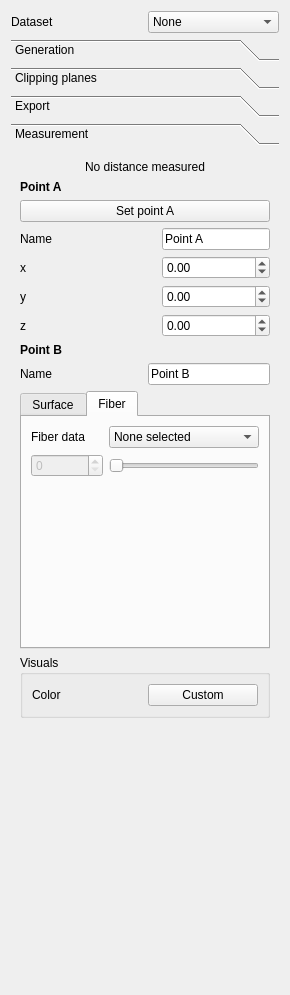
Old version of the form branches/smeesters/plugins/testing/smeesters/IsosurfaceVisualization/IsosurfaceVisualization.ui in the repository BackupTheBerlios/viste-tool-svn.
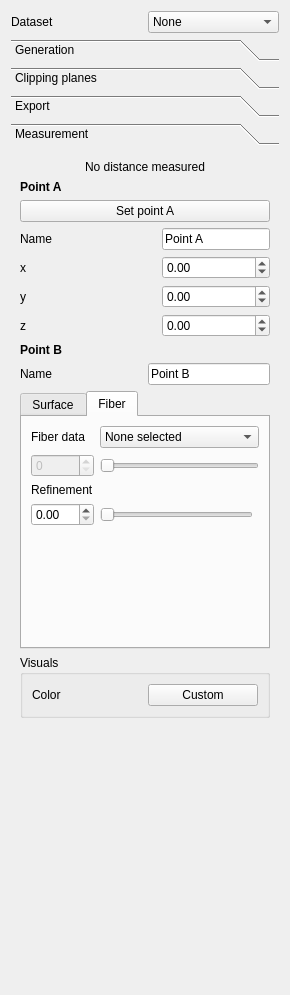
New version of the form.

Commit message: Finished fiber point selection. Included refinements option.

What changed in the file:
```diff
--- a/branches/smeesters/plugins/testing/smeesters/IsosurfaceVisualization/IsosurfaceVisualization.ui
+++ b/branches/smeesters/plugins/testing/smeesters/IsosurfaceVisualization/IsosurfaceVisualization.ui
@@ -952,7 +952,7 @@
              </property>
             </widget>
            </item>
-           <item row="2" column="1">
+           <item row="4" column="1">
             <spacer name="verticalSpacer_5">
              <property name="orientation">
               <enum>Qt::Vertical</enum>
@@ -965,6 +965,27 @@
              </property>
             </spacer>
            </item>
+           <item row="2" column="0">
+            <widget class="QLabel" name="label_26">
+             <property name="text">
+              <string>Refinement</string>
+             </property>
+            </widget>
+           </item>
+           <item row="3" column="1">
+            <widget class="QSlider" name="sliderFiberRefinement">
+             <property name="orientation">
+              <enum>Qt::Horizontal</enum>
+             </property>
+            </widget>
+           </item>
+           <item row="3" column="0">
+            <widget class="QDoubleSpinBox" name="spinFiberRefinement">
+             <property name="singleStep">
+              <double>0.100000000000000</double>
+             </property>
+            </widget>
+           </item>
           </layout>
          </widget>
         </widget>
```
The commit also changes 2 other files.
